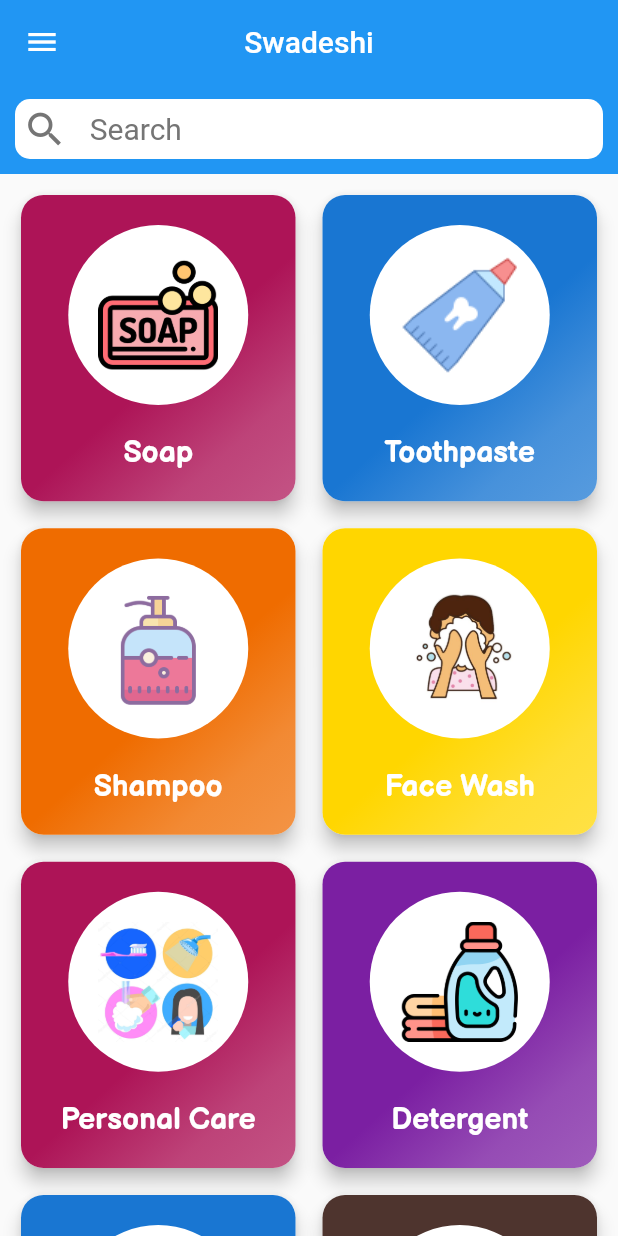
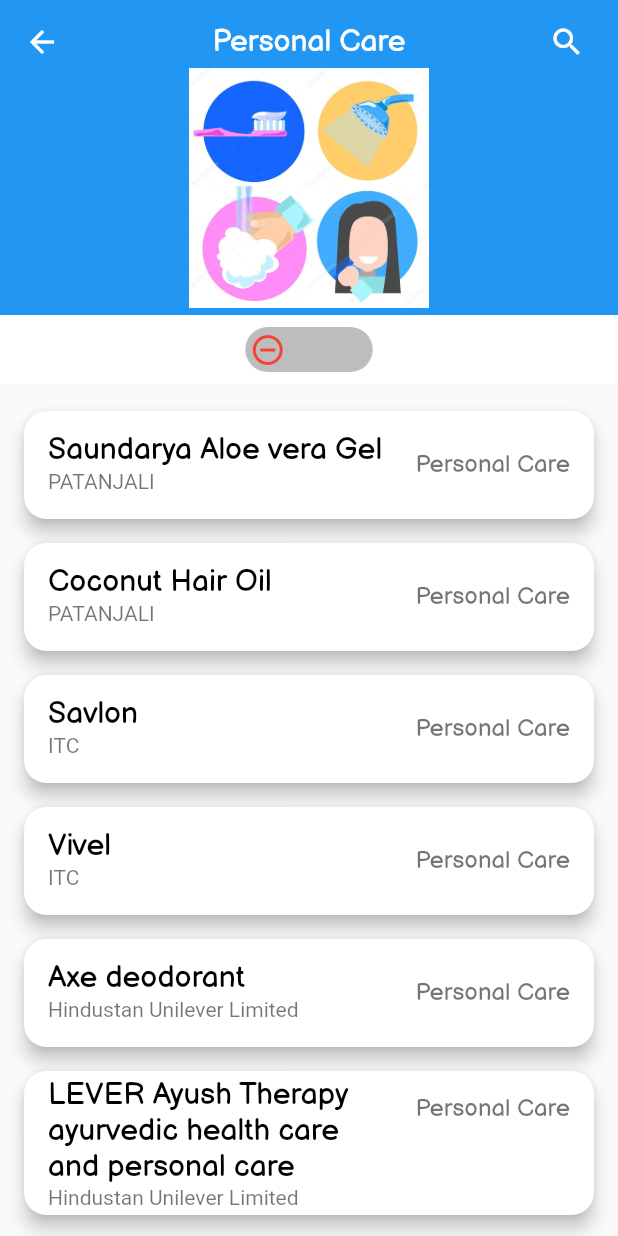
Before and after one commit to JashanPuri/Swadeshi-App, a Flutter app: the screen it shows after launch, after a tap on "Personal Care", on a phone screen of 412 x 824 dp. Run offline on Flutter 3.47's test engine with Material 2 defaults, Android fonts, the phone set to English and light mode, and no system bars; our stand-ins replace flutter_sticky_header.

Commit message:
Items List Added

```diff
--- a/swadeshi_app/lib/home_screen/category_item.dart
+++ b/swadeshi_app/lib/home_screen/category_item.dart
@@ -1,16 +1,32 @@
 import 'package:flutter/material.dart';
+import 'package:swadeshi_app/models/category.dart';
+import '../items_screen/item_screen.dart';
+import '../models/item.dart';
+
+import '../item_data.dart';
+
 class CategoryItem extends StatelessWidget {
-  final String title;
-  final String id;
-  final Image imageLogo;
-  final Color color;
+  final Category category;
+  List<Item> get itemsPerCategory {
+    return ITEMS.where((element) {
+      return element.id == category.id;
+    }).toList();
+  }
 
-  CategoryItem(this.id,this.title,this.imageLogo,this.color);
+  CategoryItem({this.category});
   @override
   Widget build(BuildContext context) {
     return InkWell(
       borderRadius: BorderRadius.circular(15),
-      onTap: (){
+      onTap: () {
+        Navigator.of(context).push(
+          MaterialPageRoute(
+            builder: (context) => ItemScreen(
+              category: category,
+              items: itemsPerCategory,
+            ),
+          ),
+        );
       },
       child: Card(
         elevation: 5,
@@ -23,12 +39,15 @@ class CategoryItem extends StatelessWidget {
                   begin: Alignment.topLeft,
                   end: Alignment.bottomRight,
                   colors: [
-                color.withOpacity(1),
-                color.withOpacity(0.8),
-                color.withOpacity(0.73)
+                    category.cardColor.withOpacity(1),
+                    category.cardColor.withOpacity(0.8),
+                    category.cardColor.withOpacity(0.73)
                   ],
-              stops: [0.55,0.8,1]
-          ),
+                  stops: [
+                    0.55,
+                    0.8,
+                    1
+                  ]),
             ),
             padding: EdgeInsets.all(10),
             child: Column(
@@ -37,19 +56,21 @@ class CategoryItem extends StatelessWidget {
                 CircleAvatar(
                   radius: 60,
                   backgroundColor: Colors.white,
-                  child: imageLogo
+                  child: Hero(
+                    tag: category.id,
+                    child: category.imageLogo,
+                  ),
                 ),
                 // SizedBox(height: 5,),
                 FittedBox(
                   child: Text(
-                  title,
-                  style: Theme.of(context).textTheme.headline6  ,
+                    category.title,
+                    style: Theme.of(context).textTheme.headline6,
                     softWrap: true,
                   ),
                 )
               ],
-          )
-          ),
+            )),
       ),
     );
   }
--- a/swadeshi_app/lib/home_screen/category_screen.dart
+++ b/swadeshi_app/lib/home_screen/category_screen.dart
@@ -93,10 +93,7 @@ class _CategoryScreenState extends State<CategoryScreen> {
                   delegate: SliverChildListDelegate(
                     CATEGORIES
                         .map((catData) => CategoryItem(
-                              catData.id,
-                              catData.title,
-                              catData.imageLogo,
-                              catData.cardColor,
+                              category: catData,
                               // catData.color
                             ))
                         .toList(),
--- /dev/null
+++ b/swadeshi_app/lib/item_data.dart
@@ -0,0 +1,84 @@
+import './models/item.dart';
+
+List<Item> ITEMS = [
+      Item(company: 'DABUR',id:'c2',title: 'Toothpaste',indian: true,name:'Lal Dant Manjan',pid:'pr1'),
+      Item(company: 'PATANJALI',id:'c2',title: 'Toothpaste',indian: true,name:'Dant Kanti',pid:'pr2'),
+      Item(company: 'PATANJALI',id:'c3',title: 'Shampoo',indian: true,name: 'Kesh Kanti Natural Hair Cleanser',pid:'pr3'),
+      Item(company: 'PATANJALI',id:'c4',title: 'Face Wash',indian: true,name:'Saundarya Face Wash',pid:'pr4'),
+      Item(company: 'PATANJALI',id: 'c23',title: 'Dairy Products',indian: true,name:'Ghee',pid:'pr5'),
+      Item(company: 'PATANJALI',id: 'c5',title: 'Personal Care',indian: true,name:'Saundarya Aloe vera Gel',pid:'pr6'),
+      Item(company: 'PATANJALI',id: 'c5',title: 'Personal Care',indian: true,name:'Coconut Hair Oil ',pid:'pr7'),
+      Item(company: 'PATANJALI',id: 'c15',title: 'Juice',indian: true,name:' Amla Juice ',pid:'pr8'),
+      Item(company: 'PATANJALI',id: 'c25',title: 'Honey',indian: true,name:'Honey',pid:'pr9'),
+      Item(company: 'ITC',id: 'c27',title: 'Cigarette',indian: true,name:'Wills cigarette',pid:'pr10'),
+      Item(company: 'ITC',id: 'c24',title: 'Atta',indian: true,name:'Aashirvaad atta',pid:'pr11'),
+      Item(company: 'ITC',id: 'c11',title: 'Chocolate',indian: true,name:'Candyman',pid:'pr12'),
+      Item(company: 'ITC',id: 'c30',title: 'Masala',indian: true,name:'Aashirvaad turmeric and chilli powder',pid:'pr13'),
+      Item(company: 'ITC',id: 'c18',title: 'Instant Food',indian: true,name:'Aashirvaad gulab jamun mix',pid:'pr14'),
+      Item(company: 'ITC',id: 'c18',title: 'Instant Food',indian: true,name:'Kitchens of India ',pid:'pr15'),
+      Item(company: 'ITC',id: 'c23',title: 'Dairy Products',indian: true,name:'Aashirvaad Svasti Ghee',pid:'pr16'),
+      Item(company: 'ITC',id: 'c21',title: 'Biscuits',indian: true,name:'Sunfeast ',pid:'pr17'),
+      Item(company: 'ITC',id: 'c5',title: 'Personal Care',indian: true,name:'Savlon ',pid:'pr18'),
+      Item(company: 'ITC',id: 'c1',title: 'Soap',indian: true,name:'Fiama di wills ',pid:'pr19'),
+      Item(company: 'ITC',id: 'c26',title: 'Clothing',indian: true,name:'John players apparels',pid:'pr20'),
+      Item(company: 'ITC',id: 'c5',title: 'Personal Care',indian: true,name:'Vivel ',pid:'pr21'),
+      Item(company: 'ITC',id: 'c12',title: 'Noodles',indian: true,name:'Yippee ',pid:'pr22'),
+      Item(company: 'ITC',id: 'c21',title: 'Biscuits',indian: true,name:'Sunfeast ',pid:'pr23'),
+      Item(company: 'ITC',id: 'c14',title: 'Coffee',indian: true,name:'Sunbean ',pid:'pr24'),
+      Item(company: 'ITC',id: 'c11',title: 'Chocolate',indian: true,name:'Fabelle  ',pid:'pr25'),
+      Item(company: 'ITC',id: 'c15',title: 'Juice',indian: true,name:'B natural  ',pid:'pr26'),
+      Item(company: 'ITC',id: 'c14',title: 'Coffee',indian: true,name:'Bingo',pid:'pr27'),
+      Item(company: 'NESTLE',id: 'c11',title: 'Chocolate',indian: false,name:'KitKat',pid:'pr28'),
+      Item(company: 'NESTLE',id: 'c11',title: 'Chocolate',indian: false,name:'Munch',pid:'pr29'),
+      Item(company: 'NESTLE',id: 'c11',title: 'Chocolate',indian: false,name:'Munch Nuts',pid:'pr30'),
+      Item(company: 'NESTLE',id: 'c11',title: 'Chocolate',indian: false,name:'Milkybar Chocolate',pid:'pr31'),
+      Item(company: 'NESTLE',id: 'c11',title: 'Chocolate',indian: false,name:'Alpino',pid:'pr32'),
+      Item(company: 'NESTLE',id: 'c11',title: 'Chocolate',indian: false,name:'BARONE',pid:'pr33'),
+      Item(company: 'NESTLE',id: 'c11',title: 'Chocolate',indian: false,name:'Classic',pid:'pr34'),
+      Item(company: 'NESTLE',id: 'c11',title: 'Chocolate',indian: false,name:'Milkybar Eclairs',pid:'pr35'),
+      Item(company: 'NESTLE',id: 'c11',title: 'Chocolate',indian: false,name:'CHOCO LICKO Éclairs',pid:'pr36'),
+      Item(company: 'NESTLE',id: 'c11',title: 'Chocolate',indian: false,name:'Eclair',pid:'pr37'),
+      Item(company: 'NESTLE',id: 'c11',title: 'Chocolate',indian: false,name:'POLO',pid:'pr38'),
+      Item(company: 'NESTLE',id: 'c11',title: 'Chocolate',indian: false,name:'Fox\’s Crystal Clear Fruits Flavored Candy Tin',pid:'pr39'),
+      Item(company: 'NESTLE',id: 'c11',title: 'Chocolate',indian: false,name:'After Eight Mint Chocolate Thins',pid:'pr40'),
+      Item(company: 'NESTLE',id: 'c11',title: 'Chocolate',indian: false,name:'Sweet Tarts Original Candy Box',pid:'pr41'),
+      Item(company: 'NESTLE',id: 'c11',title: 'Chocolate',indian: false,name:'Quality Street Toffees Tin',pid:'pr42'),
+      Item(company: 'NESTLE',id: 'c11',title: 'Chocolate',indian: false,name:'Rowntrees Fruit Gum',pid:'pr43'),
+      Item(company: 'NESTLE',id: 'c12',title: 'Noodles',indian: false,name:'MAGGIE',pid:'pr44'),
+      Item(company: 'Hindustan Unilever Limited',id: 'c28',title: 'Salt',indian: false,name:'Annapurna salt ',pid:'pr45'),
+      Item(company: 'Hindustan Unilever Limited',id: 'c14',title: 'Coffee',indian: false,name:'Bru coffee ',pid:'pr46'),
+      Item(company: 'Hindustan Unilever Limited',id: 'c13',title: 'Tea',indian: false,name:'Brooke Bond tea ',pid:'pr47'),
+      Item(company: 'Hindustan Unilever Limited',id: 'c20',title: 'Jams',indian: false,name:'Kissan jams',pid:'pr48'),
+      Item(company: 'Hindustan Unilever Limited',id: 'c13',title: 'Tea',indian: false,name:'Lipton tea',pid:'pr49'),
+      Item(company: 'Hindustan Unilever Limited',id: 'c18',title: 'Instant Food',indian: false,name:'Knorr soups & noodles',pid:'pr50'),
+      Item(company: 'Hindustan Unilever Limited',id: 'c19',title: 'Ice Creams',indian: false,name:'Kwality Wall\'s frozen dessert',pid:'pr51'),
+      Item(company: 'Hindustan Unilever Limited',id: 'c19',title: 'Ice Creams',indian: false,name:'Magnum (ice cream)',pid:'pr52'),
+      Item(company: 'Hindustan Unilever Limited',id: 'c29',title: 'Bread',indian: false,name:'Modern Bread',pid:'pr53'),
+      Item(company: 'Hindustan Unilever Limited',id: 'c24',title: 'Atta',indian: false,name:'Annapurna atta',pid:'pr54'),
+      Item(company: 'Hindustan Unilever Limited',id: 'c12',title: 'Noodles',indian: false,name:'Knorr  noodles',pid:'pr55'),
+      Item(company: 'Hindustan Unilever Limited',id: 'c7',title: 'Detergent',indian: false,name:'Active Wheel detergent',pid:'pr56'),
+      Item(company: 'Hindustan Unilever Limited',id: 'c7',title: 'Detergent',indian: false,name:'Comfort fabric softeners',pid:'pr57'),
+      Item(company: 'Hindustan Unilever Limited',id: 'c7',title: 'Detergent',indian: false,name:'Rin detergents and bleach',pid:'pr58'),
+      Item(company: 'Hindustan Unilever Limited',id: 'c7',title: 'Detergent',indian: false,name:'Sunlight detergent and colour care',pid:'pr59'),
+      Item(company: 'Hindustan Unilever Limited',id: 'c7',title: 'Detergent',indian: false,name:'Surf Excel detergent and gentle wash',pid:'pr60'),
+      Item(company: 'Hindustan Unilever Limited',id: 'c5',title: 'Personal Care',indian: false,name:'Axe deodorant',pid:'pr61'),
+      Item(company: 'Hindustan Unilever Limited',id: 'c5',title: 'Personal Care',indian: false,name:'LEVER Ayush Therapy ayurvedic health care and personal care',pid:'pr62'),
+      Item(company: 'Hindustan Unilever Limited',id: 'c5',title: 'Personal Care',indian: false,name:'Dove',pid:'pr63'),
+      Item(company: 'Hindustan Unilever Limited',id: 'c5',title: 'Personal Care',indian: false,name:'Fair & Lovely',pid:'pr64'),
+      Item(company: 'Hindustan Unilever Limited',id: 'c5',title: 'Personal Care',indian: false,name:'Lakmé',pid:'pr65'),
+      Item(company: 'Hindustan Unilever Limited',id: 'c5',title: 'Personal Care',indian: false,name:'Vaseline petroleum jelly, skin care lotions',pid:'pr66'),
+      Item(company: 'Hindustan Unilever Limited',id: 'c1',title: 'Soap',indian: false,name:'Breeze beauty soap',pid:'pr67'),
+      Item(company: 'Hindustan Unilever Limited',id: 'c1',title: 'Soap',indian: false,name:'Lifebuoy',pid:'pr68'),
+      Item(company: 'Hindustan Unilever Limited',id: 'c1',title: 'Soap',indian: false,name:'Liril',pid:'pr69'),
+      Item(company: 'Hindustan Unilever Limited',id: 'c1',title: 'Soap',indian: false,name:'Lux',pid:'pr70'),
+      Item(company: 'Hindustan Unilever Limited',id: 'c1',title: 'Soap',indian: false,name:'Pears',pid:'pr71'),
+      Item(company: 'Hindustan Unilever Limited',id: 'c1',title: 'Soap',indian: false,name:'Rexona soap',pid:'pr72'),
+      Item(company: 'Hindustan Unilever Limited',id: 'c3',title: 'Shampoo',indian: false,name:'Sunsilk shampoo',pid:'pr73'),
+      Item(company: 'Hindustan Unilever Limited',id: 'c3',title: 'Shampoo',indian: false,name:'TRESemmé',pid:'pr74'),
+      Item(company: 'Hindustan Unilever Limited',id: 'c3',title: 'Shampoo',indian: false,name:'Clinic Plus shampoo ',pid:'pr75'),
+      Item(company: 'Hindustan Unilever Limited',id: 'c2',title: 'Toothpaste',indian: false,name:'Close Up toothpaste',pid:'pr76'),
+      Item(company: 'Hindustan Unilever Limited',id: 'c2',title: 'Toothpaste',indian: false,name:'Pepsodent toothpaste',pid:'pr77'),
+      Item(company: 'Hindustan Unilever Limited',id: 'c8',title: 'Shaving ',indian: false,name:'Denim',pid:'pr78'),
+      Item(company: 'Hindustan Unilever Limited',id: 'c5',title: 'Personal Care',indian: false,name:'Pond\'s talcs ',pid:'pr79'),
+      Item(company: 'Hindustan Unilever Limited',id: 'c2',title: 'Toothpaste',indian: false,name:'Pepsodent toothpaste',pid:'pr80'),
+    ];
--- /dev/null
+++ b/swadeshi_app/lib/items_screen/item_screen.dart
@@ -0,0 +1,171 @@
+import 'package:flutter/material.dart';
+import 'package:flutter_sticky_header/flutter_sticky_header.dart';
+
+import '../items_screen/items_tile.dart';
+import '../models/category.dart';
+import '../models/item.dart';
+
+class ItemScreen extends StatefulWidget {
+  final List<Item> items;
+  final Category category;
+
+  ItemScreen({this.items, this.category});
+
+  @override
+  _ItemScreenState createState() => _ItemScreenState();
+}
+
+class _ItemScreenState extends State<ItemScreen> {
+  bool onlyIndian = false;
+
+  switchIndian() {
+    setState(() {
+      onlyIndian = !onlyIndian;
+    });
+  }
+
+  @override
+  Widget build(BuildContext context) {
+    var _theme = Theme.of(context);
+    List<Item> finalListItems = onlyIndian
+        ? widget.items.where((element) => element.indian).toList()
+        : widget.items;
+
+    return SafeArea(
+      child: Scaffold(
+        body: CustomScrollView(
+          slivers: <Widget>[
+            SliverAppBar(
+              elevation: 0,
+              pinned: true,
+              centerTitle: true,
+              title: Text(
+                widget.category.title,
+                style: _theme.textTheme.headline5,
+              ),
+              actions: <Widget>[
+                Padding(
+                  padding: const EdgeInsets.symmetric(horizontal: 10),
+                  child: IconButton(
+                    icon: Icon(Icons.search),
+                    onPressed: () {},
+                  ),
+                ),
+                // Padding(
+                //   padding: const EdgeInsets.only(right: 10),
+                //   child: IconButton(
+                //     icon: Icon(Icons.filter_list),
+                //     onPressed: () => showFilter(context),
+                //   ),
+                // ),
+              ],
+              expandedHeight: 210,
+              flexibleSpace: Container(
+                margin: EdgeInsets.only(top: 45, bottom: 5),
+                height: 200,
+                child: Hero(
+                  tag: widget.category.id,
+                  child: Image(
+                    image: widget.category.imageLogo.image,
+                    fit: BoxFit.contain,
+                  ),
+                ),
+              ),
+            ),
+            SliverStickyHeader(
+              header: Container(
+                padding: EdgeInsets.symmetric(vertical: 8),
+                color: Colors.white,
+                child: Row(
+                  mainAxisAlignment: MainAxisAlignment.spaceAround,
+                  children: <Widget>[
+                    InkWell(
+                      onTap: () {
+                        setState(() {
+                          onlyIndian = !onlyIndian;
+                        });
+                      },
+                      child: AnimatedContainer(
+                        duration: Duration(milliseconds: 1000),
+                        width: 85,
+                        height: 30,
+                        decoration: BoxDecoration(
+                          color: onlyIndian
+                              ? Colors.greenAccent[100]
+                              : Colors.grey[400],
+                          borderRadius: BorderRadius.circular(20),
+                        ),
+                        child: Stack(
+                          children: <Widget>[
+                            AnimatedPositioned(
+                              duration: Duration(milliseconds: 1000),
+                              curve: Curves.easeIn,
+                              top: 3.0,
+                              left: onlyIndian ? 55 : 0,
+                              right: onlyIndian ? 0 : 55,
+                              child: AnimatedSwitcher(
+                                duration: Duration(milliseconds: 1000),
+                                transitionBuilder: (child, animation) {
+                                  return RotationTransition(
+                                    child: child,
+                                    turns: animation,
+                                  );
+                                },
+                                child: onlyIndian
+                                    ? Padding(
+                                        padding:
+                                            const EdgeInsets.only(top: 2.5),
+                                        child: Container(
+                                          decoration: BoxDecoration(
+                                            borderRadius:
+                                                BorderRadius.circular(30),
+                                          ),
+                                          child: ClipOval(
+                                            child: Image.asset(
+                                              "assets/indian_flag_image/indian_flag.png",
+                                              height: 20,
+                                              width: 20,
+                                              fit: BoxFit.cover,
+                                            ),
+                                          ),
+                                        ),
+                                      )
+                                    : Icon(
+                                        Icons.remove_circle_outline,
+                                        color: Colors.red,
+                                        key: UniqueKey(),
+                                      ),
+                              ),
+                            )
+                          ],
+                        ),
+                      ),
+                    ),
+                  ],
+                ),
+              ),
+              sliver: SliverPadding(
+                padding: EdgeInsets.all(10),
+                sliver: SliverList(
+                  delegate: SliverChildBuilderDelegate(
+                    (context, index) {
+                      print(finalListItems.length);
+                      return finalListItems.isEmpty
+                          ? Center(
+                              child: Text('No Products Available !!'),
+                            )
+                          : ItemTile(
+                              itemTile: finalListItems[index],
+                            );
+                    },
+                    childCount: finalListItems.length,
+                  ),
+                ),
+              ),
+            )
+          ],
+        ),
+      ),
+    );
+  }
+}
--- /dev/null
+++ b/swadeshi_app/lib/items_screen/items_tile.dart
@@ -0,0 +1,29 @@
+import 'package:flutter/material.dart';
+import 'package:swadeshi_app/models/item.dart';
+
+class ItemTile extends StatelessWidget {
+  final Item itemTile;
+
+  ItemTile({this.itemTile});
+
+  @override
+  Widget build(BuildContext context) {
+    var _theme = Theme.of(context);
+    return Card(
+      elevation: 5,
+      shape: RoundedRectangleBorder(borderRadius: BorderRadius.circular(15)),
+      margin: EdgeInsets.symmetric(vertical: 8, horizontal: 6),
+      child: ListTile(
+        title: Text(
+          itemTile.name,
+          style: _theme.textTheme.headline5.copyWith(color: Colors.black),
+        ),
+        subtitle: Text(itemTile.company),
+        trailing: Text(
+          itemTile.title,
+          style: _theme.textTheme.headline5.copyWith(color: Colors.black54,fontSize: 16),
+        ),
+      ),
+    );
+  }
+}
--- a/swadeshi_app/lib/main.dart
+++ b/swadeshi_app/lib/main.dart
@@ -27,7 +27,16 @@ class MyApp extends StatelessWidget {
             fontSize: 20,
             fontFamily: 'BalsamiqSans',
             fontWeight: FontWeight.bold,
-                  color: Colors.white))),
+            color: Colors.white,
+          ),
+          headline5: TextStyle(
+            fontSize: 20,
+            fontFamily: 'BalsamiqSans',
+            fontWeight: FontWeight.normal,
+            color: Colors.white,
+          ),
+        ),
+      ),
       home: CategoryScreen(),
     );
   }
--- /dev/null
+++ b/swadeshi_app/lib/models/item.dart
@@ -0,0 +1,10 @@
+class Item{
+  final String company;
+  final String title;
+  final String id;
+  final bool indian;
+  final String name;
+  final String pid;
+
+  Item({this.company,this.title,this.id,this.indian,this.name,this.pid});
+}
--- a/swadeshi_app/lib/search_main_page.dart
+++ b/swadeshi_app/lib/search_main_page.dart
@@ -38,8 +38,7 @@ class SearchCategoriesAndProducts extends SearchDelegate {
         : GridView(
             padding: const EdgeInsets.all(10),
             children: resultList
-                .map((catData) => CategoryItem(catData.id, catData.title,
-                    catData.imageLogo, catData.cardColor
+                .map((catData) => CategoryItem(category: catData,
                     //catData.color
                     ))
                 .toList(),
@@ -61,8 +60,7 @@ class SearchCategoriesAndProducts extends SearchDelegate {
         : GridView(
           padding: const EdgeInsets.all(10),
           children: suggestionList
-              .map((catData) => CategoryItem(catData.id, catData.title,
-                  catData.imageLogo, catData.cardColor
+              .map((catData) => CategoryItem(category: catData,
                   //catData.color
                   ))
               .toList(),
--- a/swadeshi_app/pubspec.yaml
+++ b/swadeshi_app/pubspec.yaml
@@ -48,6 +48,7 @@ flutter:
   # To add assets to your application, add an assets section, like this:
   assets:
     - assets/category_icons/
+    - assets/indian_flag_image/
 
   # An image asset can refer to one or more resolution-specific "variants", see
   # https://flutter.dev/assets-and-images/#resolution-aware.
```
Also changed, not shown: swadeshi_app/assets/indian_flag_image/indian_flag.png (added), swadeshi_app/lib/items_screen/animated_toggle_button.dart (added). Lines whose indentation alone changed are shown as unchanged.
